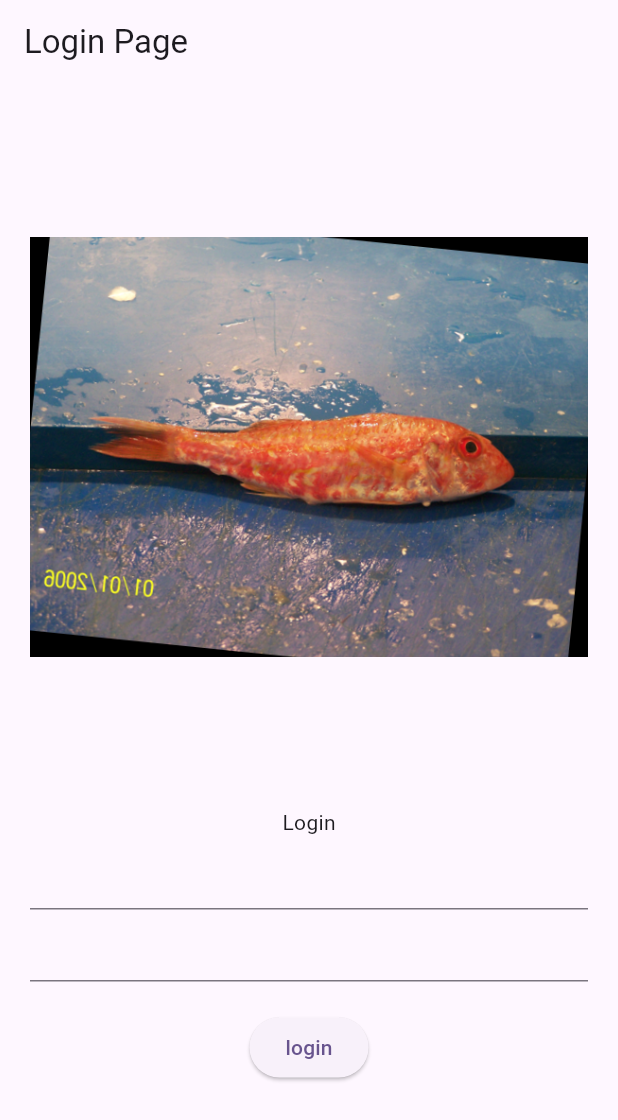
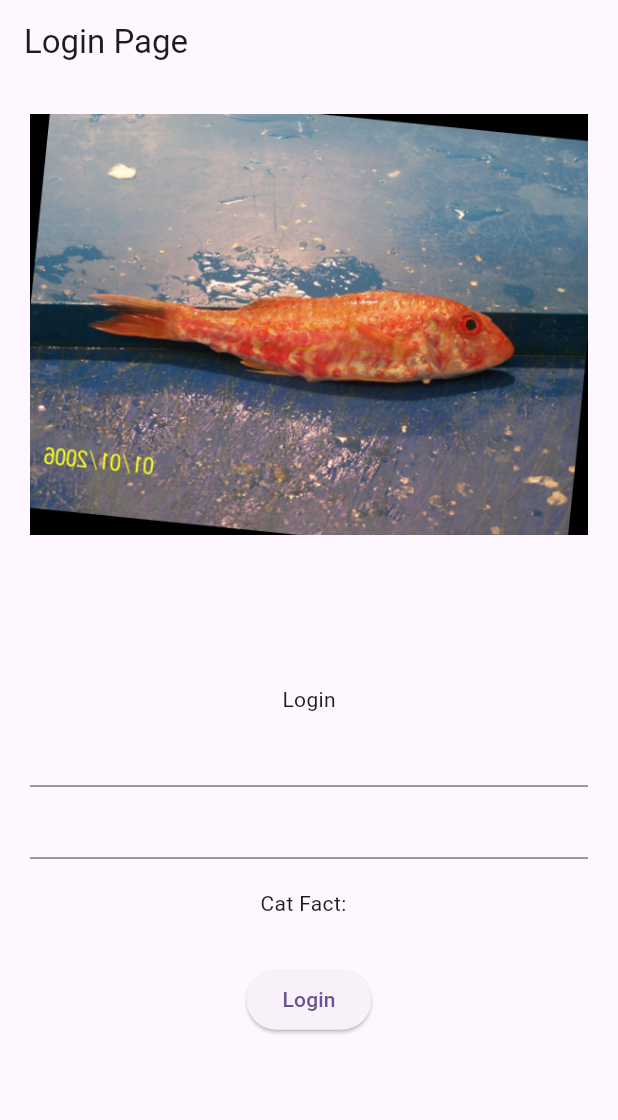
Before and after one commit to sankalpmathur68/fish_species_detector, a Flutter app: the screen it shows after launch, on a phone screen of 412 x 824 dp. Shown: the top 1120 px of the screen. Run offline on Flutter 3.47's test engine with Material 3 defaults, Android fonts, the phone set to English and light mode, and no system bars.

Commit message:
basic_api_call

```diff
--- a/lib/screens/login_screen.dart
+++ b/lib/screens/login_screen.dart
@@ -1,22 +1,33 @@
 //  statefull  or stateless
 
+import 'dart:convert';
 import 'dart:developer';
 
+import 'package:fish_species_detector/screens/sign_up_screen.dart';
 import 'package:flutter/material.dart';
+import 'package:http/http.dart' as http;
 
-class LoginPage extends StatelessWidget {
+class LoginPage extends StatefulWidget {
   const LoginPage({super.key});
+
+  @override
+  State<LoginPage> createState() => _LoginPageState();
+}
+
+class _LoginPageState extends State<LoginPage> {
+  String fact = "";
+
   @override
   Widget build(BuildContext context) {
-    TextEditingController emailController = TextEditingController();
-    TextEditingController passwordController = TextEditingController();
-
+    TextEditingController _emailController = TextEditingController();
+    TextEditingController _passwordController = TextEditingController();
     return Scaffold(
       appBar: AppBar(
         title: const Text("Login Page"),
       ),
       body: Padding(
         padding: const EdgeInsets.all(20.0),
+        child: SingleChildScrollView(
           child: Column(
             mainAxisAlignment: MainAxisAlignment.center,
             // crossAxisAlignment: CrossAxisAlignment.stretch,
@@ -25,23 +36,36 @@ class LoginPage extends StatelessWidget {
               const SizedBox(
                 height: 100,
               ),
-            const Text("Login"),
+              Text("Login"),
               TextField(
-              controller: emailController,
+                controller: _emailController,
               ),
               TextField(
-              controller: passwordController,
+                controller: _passwordController,
               ),
               const SizedBox(
                 height: 20,
               ),
+              Text("Cat Fact: ${fact.toUpperCase()} "),
+              const SizedBox(
+                height: 30,
+              ),
               ElevatedButton(
-                onPressed: () {
-                  log(emailController.text);
-                  log(passwordController.text);
+                  onPressed: () async {
+                    // final response =
+                    //     await http.get(Uri.parse("https://catfact.ninja/fact"));
+                    // final data = jsonDecode(response.body);
+                    // setState(() {
+                    //   fact = data['fact'];
+                    // });
+                    Navigator.push(context,
+                        MaterialPageRoute(builder: (BuildContext context) {
+                      return const Signuppage();
+                    }));
                   },
-                child: const Text('login'))
+                  child: const Text('Login'))
             ],
+          ),
         ),
       ),
     );
--- a/pubspec.yaml
+++ b/pubspec.yaml
@@ -36,6 +36,7 @@ dependencies:
   # Use with the CupertinoIcons class for iOS style icons.
   cupertino_icons: ^1.0.2
   google_fonts:
+  http:
 
 dev_dependencies:
   flutter_test:
```
Also changed, not shown: pubspec.lock. Lines whose indentation alone changed are shown as unchanged.
